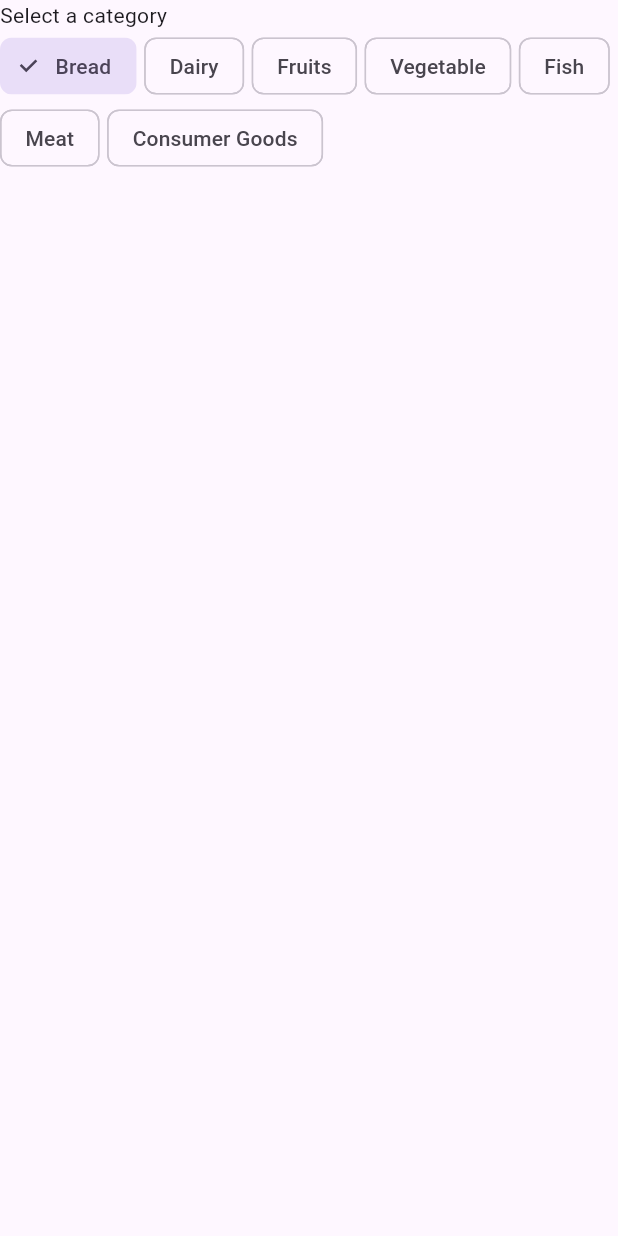
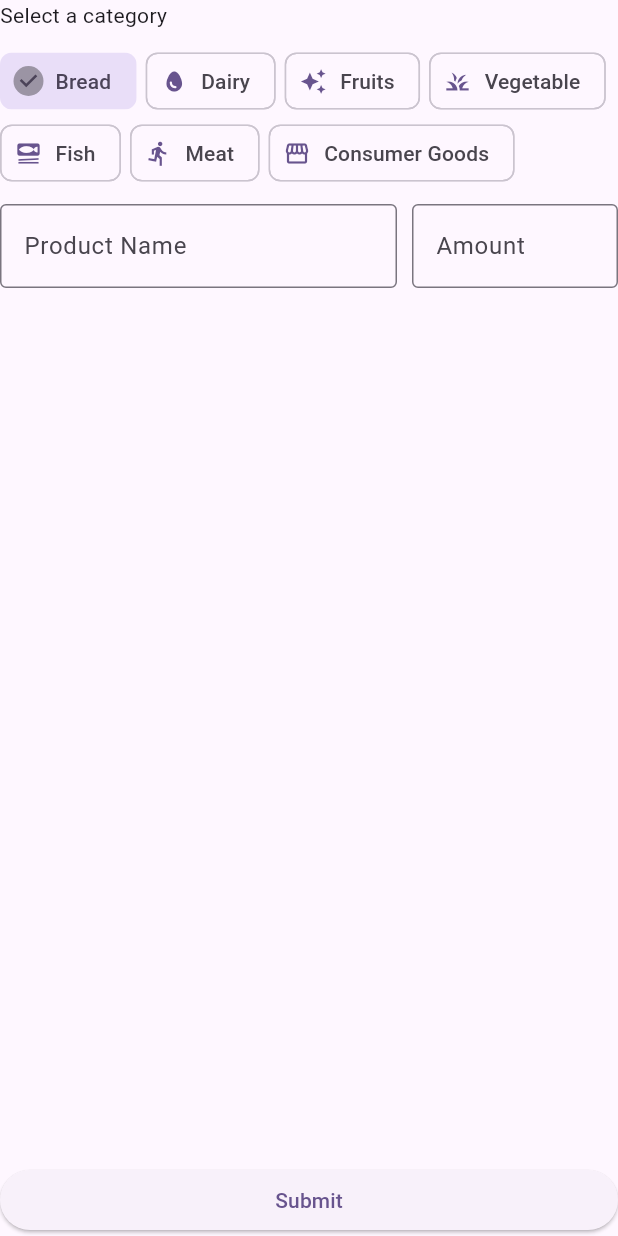
Before and after one commit to endrealm/shareover-client, a Flutter app: the CreateForm widget shown alone on an empty page, opened directly, on a phone screen of 412 x 824 dp. Run offline on Flutter 3.47's test engine with Material 2 defaults, Android fonts, the phone set to English and light mode, and no system bars; our stand-ins replace google_maps_flutter.

Commit message:
Added CreateOfferMenu + F00D Category

```diff
--- a/lib/main.dart
+++ b/lib/main.dart
@@ -1,4 +1,5 @@
 import 'package:flutter/material.dart';
+import 'package:shareover/pages/map/router.dart';
 
 void main() {
   runApp(const MyApp());
@@ -86,40 +87,6 @@ class _MyHomePageState extends State<MyHomePage> {
         // the App.build method, and use it to set our appbar title.
         title: Text(widget.title),
       ),
-      body: Center(
-        // Center is a layout widget. It takes a single child and positions it
-        // in the middle of the parent.
-        child: Column(
-          // Column is also a layout widget. It takes a list of children and
-          // arranges them vertically. By default, it sizes itself to fit its
-          // children horizontally, and tries to be as tall as its parent.
-          //
-          // Column has various properties to control how it sizes itself and
-          // how it positions its children. Here we use mainAxisAlignment to
-          // center the children vertically; the main axis here is the vertical
-          // axis because Columns are vertical (the cross axis would be
-          // horizontal).
-          //
-          // TRY THIS: Invoke "debug painting" (choose the "Toggle Debug Paint"
-          // action in the IDE, or press "p" in the console), to see the
-          // wireframe for each widget.
-          mainAxisAlignment: MainAxisAlignment.center,
-          children: <Widget>[
-            const Text(
-              'You have pushed the button this many times:',
-            ),
-            Text(
-              '$_counter',
-              style: Theme.of(context).textTheme.headlineMedium,
-            ),
-          ],
-        ),
-      ),
-      floatingActionButton: FloatingActionButton(
-        onPressed: _incrementCounter,
-        tooltip: 'Increment',
-        child: const Icon(Icons.add),
-      ), // This trailing comma makes auto-formatting nicer for build methods.
-    );
+        body: const RouterWidget());
   }
 }
--- a/lib/model/food_category.dart
+++ b/lib/model/food_category.dart
@@ -1,16 +1,34 @@
+import 'package:flutter/material.dart';
+
 class FoodCategory {
   final String categoryId;
   final String displayName;
+  late final Icon icon;
 
-  FoodCategory({required this.categoryId, required this.displayName});
+  FoodCategory(
+      {required this.categoryId,
+      required this.displayName,
+      required IconData iconData}) {
+    icon = Icon(iconData);
+  }
 }
 
 final categories = [
-  FoodCategory(categoryId: "bread", displayName: "Bread"),
-  FoodCategory(categoryId: "dairy", displayName: "Dairy"),
-  FoodCategory(categoryId: "fruits", displayName: "Fruits"),
-  FoodCategory(categoryId: "vegetable", displayName: "Vegetable"),
-  FoodCategory(categoryId: "fish", displayName: "Fish"),
-  FoodCategory(categoryId: "meat", displayName: "Meat"),
-  FoodCategory(categoryId: "consumer_goods", displayName: "Consumer Goods"),
+  FoodCategory(
+      categoryId: "bread", displayName: "Bread", iconData: Icons.bakery_dining),
+  FoodCategory(categoryId: "dairy", displayName: "Dairy", iconData: Icons.egg),
+  FoodCategory(
+      categoryId: "fruits",
+      displayName: "Fruits",
+      iconData: Icons.auto_awesome),
+  FoodCategory(
+      categoryId: "vegetable", displayName: "Vegetable", iconData: Icons.grass),
+  FoodCategory(
+      categoryId: "fish", displayName: "Fish", iconData: Icons.set_meal),
+  FoodCategory(
+      categoryId: "meat", displayName: "Meat", iconData: Icons.directions_run),
+  FoodCategory(
+      categoryId: "consumer_goods",
+      displayName: "Consumer Goods",
+      iconData: Icons.storefront),
 ];
--- a/lib/pages/map/popups/create_offer.dart
+++ b/lib/pages/map/popups/create_offer.dart
@@ -1,17 +1,19 @@
 import 'package:flutter/material.dart';
+import 'package:flutter/services.dart';
 import 'package:shareover/model/food_category.dart';
 
 class CreateOfferWidget extends StatelessWidget {
   final VoidCallback close;
+
   const CreateOfferWidget({Key? key, required this.close}) : super(key: key);
 
   @override
   Widget build(BuildContext context) {
     return SizedBox.expand(
         child: Container(
+      padding: const EdgeInsets.all(8),
       color: Theme.of(context).dialogBackgroundColor,
-          child: Column(
-              children: [
+      child: Column(children: [
         Row(
           mainAxisAlignment: MainAxisAlignment.end,
           children: [
@@ -23,17 +25,12 @@ class CreateOfferWidget extends StatelessWidget {
           ],
         ),
         const Expanded(
-                  child: SizedBox.expand(
-                    child: CreateForm()
+          child: SizedBox.expand(child: CreateForm()),
         ),
-                ),
-              ]
-          ),
-        )
-    );
+      ]),
+    ));
   }
 }
-
 
 class CreateForm extends StatefulWidget {
   const CreateForm({Key? key}) : super(key: key);
@@ -43,8 +40,23 @@ class CreateForm extends StatefulWidget {
 }
 
 class _CreateFormState extends State<CreateForm> {
+  var selectedCategory = categories[0].categoryId;
+  late TextEditingController _controller;
+  late TextEditingController _amountController;
 
-  var selectedCategory = categories[0].categoryId;
+  @override
+  void initState() {
+    super.initState();
+    _controller = TextEditingController();
+    _amountController = TextEditingController();
+  }
+
+  @override
+  void dispose() {
+    _controller.dispose();
+    _amountController.dispose();
+    super.dispose();
+  }
 
   @override
   Widget build(BuildContext context) {
@@ -53,21 +65,65 @@ class _CreateFormState extends State<CreateForm> {
       mainAxisAlignment: MainAxisAlignment.start,
       children: [
         const Text("Select a category"),
-        Wrap(
-          spacing: 5.0,
+        Padding(
+          padding: const EdgeInsets.fromLTRB(0, 10, 0, 10),
+          child: Wrap(
+            spacing: 6.0,
             children: categories.map(
-                  (category) =>  ChoiceChip(
+              (category) {
+                var selected = category.categoryId == selectedCategory;
+                return ChoiceChip(
+                  avatar: !selected ? category.icon : const SizedBox.shrink(),
                   label: Text(category.displayName),
-                    selected: category.categoryId == selectedCategory,
+                  selected: selected,
                   onSelected: (bool selected) {
                     setState(() {
                       selectedCategory = category.categoryId;
                     });
                   },
-                  ),
+                );
+              },
             ).toList(),
           ),
-
+        ),
+        Row(
+          children: [
+            Expanded(
+              flex: 2,
+              child: Padding(
+                padding: const EdgeInsets.fromLTRB(0, 0, 10, 0),
+                child: TextField(
+                  controller: _controller,
+                  decoration: const InputDecoration(
+                    border: OutlineInputBorder(),
+                    labelText: "Product Name",
+                  ),
+                ),
+              ),
+            ),
+            Expanded(
+              child: TextField(
+                keyboardType: TextInputType.number,
+                controller: _amountController,
+                // onTapOutside: (_) {
+                //   _amountController.text = int.parse(_amountController.text).toString();
+                // },
+                inputFormatters: [FilteringTextInputFormatter.digitsOnly],
+                decoration: const InputDecoration(
+                  border: OutlineInputBorder(),
+                  labelText: "Amount",
+                ),
+              ),
+            )
+          ],
+        ),
+        const Spacer(),
+        Row(children: [
+          Expanded(
+            child:
+                ElevatedButton(onPressed: () {}, child: const Text("Submit")),
+          )
+        ])
       ],
     );
   }
```
Lines whose indentation alone changed are shown as unchanged.
